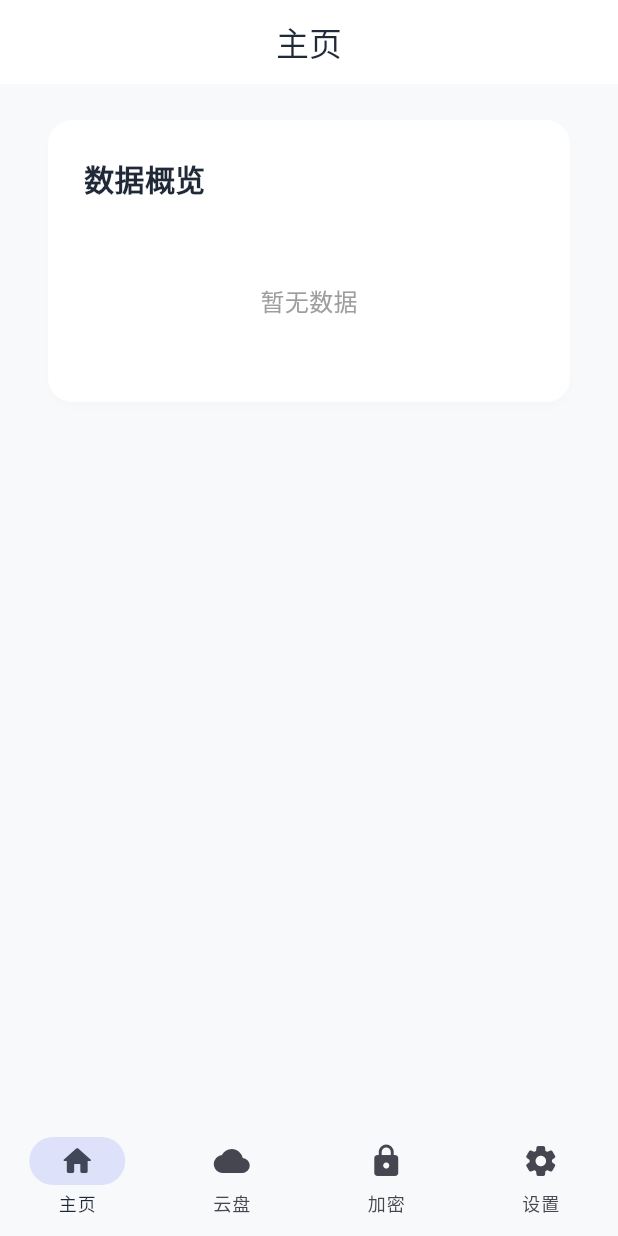
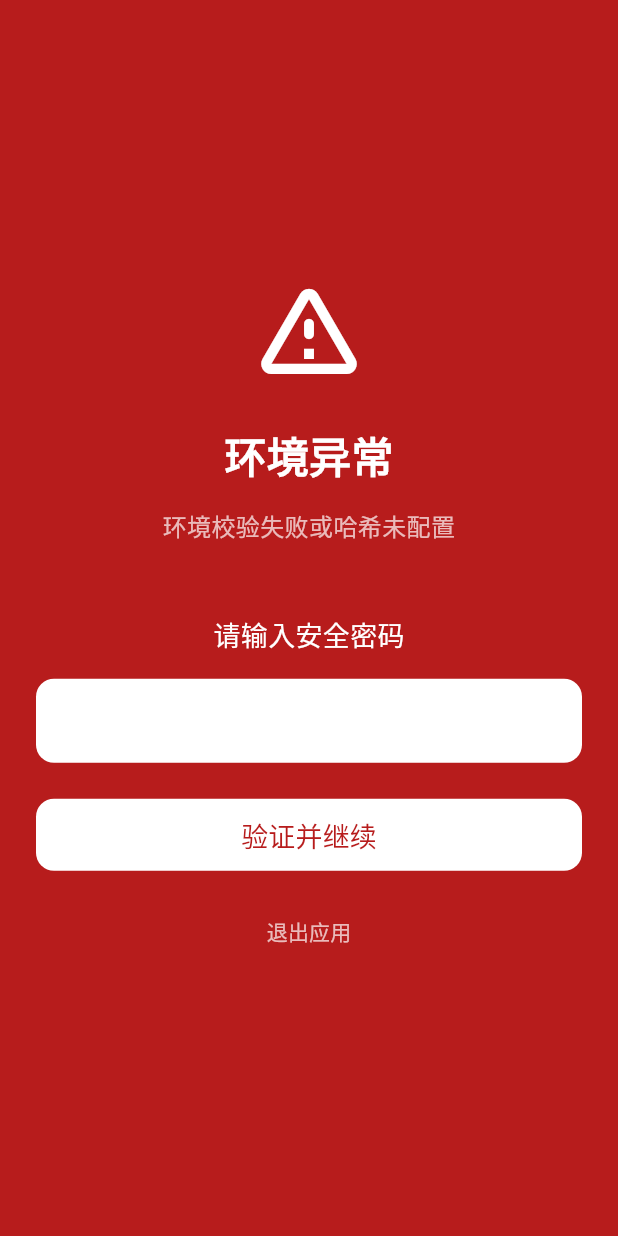
Before and after one commit to whmdg20090421/vault_app, a Flutter app: the screen it shows after launch, on a phone screen of 412 x 824 dp. Run offline on Flutter 3.47's test engine with Material 3 defaults, Android fonts, the light colour scheme and no system bars; our stand-ins replace dio, file_picker, flutter_secure_storage, image_picker, open_filex, package_info_plus and 3 more; missing offline and left inert: pointycastle.

Commit message:
feat: 准备环境
Co-authored-by: traeagent <traeagent@users.noreply.github.com>

```diff
--- a/lib/cloud_drive/webdav_dashboard_page.dart
+++ b/lib/cloud_drive/webdav_dashboard_page.dart
@@ -2,6 +2,7 @@ import 'package:flutter/material.dart';
 import 'webdav_config.dart';
 import 'webdav_state_manager.dart';
 import 'webdav_browser_page.dart'; // We'll modify it slightly to not have a Scaffold if used in a Tab
+import 'sync_settings_dialog.dart';
 
 class WebDAVDashboardPage extends StatefulWidget {
   final WebDavConfig config;
@@ -86,7 +87,7 @@ class _OverviewTab extends StatelessWidget {
                 child: ElevatedButton.icon(
                   onPressed: state.isSyncing
                       ? null
-                      : () => state.startSync(config),
+                      : () => SyncSettingsDialog.show(context, config),
                   icon: state.isSyncing
                       ? const SizedBox(
                           width: 24,
--- a/lib/main.dart
+++ b/lib/main.dart
@@ -18,6 +18,7 @@ import 'theme/app_theme.dart';
 import 'theme/background_settings.dart';
 import 'settings/theme_settings_page.dart';
 import 'encryption/performance_settings_page.dart';
+import 'security/security_check.dart';
 
 Future<void> main() async {
   WidgetsFlutterBinding.ensureInitialized();
@@ -180,6 +181,14 @@ class _MainShellState extends State<MainShell> {
   int _index = 0;
 
   @override
+  void initState() {
+    super.initState();
+    WidgetsBinding.instance.addPostFrameCallback((_) {
+      SecurityCheck.performCheck(context);
+    });
+  }
+
+  @override
   Widget build(BuildContext context) {
     final pages = const [
       HomePage(),
--- /dev/null
+++ b/lib/security/security_check.dart
@@ -0,0 +1,171 @@
+import 'dart:convert';
+import 'dart:io';
+import 'package:flutter/material.dart';
+import 'package:flutter/services.dart';
+import 'package:crypto/crypto.dart';
+
+class SecurityCheck {
+  static const MethodChannel _channel = MethodChannel('vault/security');
+
+  // Hardcoded expected hashes (you can update these before release)
+  // Example: 'your_expected_apk_hash_here'
+  static const String expectedApkHash = '';
+  static const String expectedSignatureHash = '';
+
+  static Future<void> performCheck(BuildContext context) async {
+    if (!Platform.isAndroid) return;
+
+    try {
+      final apkHash = await _channel.invokeMethod<String>('getApkHash') ?? '';
+      final signatureHash = await _channel.invokeMethod<String>('getSignatureHash') ?? '';
+
+      print('Current APK Hash: $apkHash');
+      print('Current Signature Hash: $signatureHash');
+
+      // If expected hashes are empty, we might skip or fail. For security, we should fail if mismatch.
+      // But since they are empty initially, we should only check if they are explicitly set,
+      // or we can hardcode them later.
+      // Wait, the requirement says "if these two have any mismatch, terminate all processes...".
+      // Let's assume we need to fail if they don't match the expected ones.
+      // Since we don't know the exact hashes before building the release APK,
+      // we will use the logic: if expected is not empty and doesn't match, or if it's empty (strict mode).
+      // Let's just compare them to expectedApkHash and expectedSignatureHash.
+      // If the expected hashes are empty in development, we'll trigger the alert so the user sees it works,
+      // and they can use the security password to bypass it.
+
+      bool isMatch = true;
+      if (expectedApkHash.isNotEmpty && apkHash != expectedApkHash) {
+        isMatch = false;
+      }
+      if (expectedSignatureHash.isNotEmpty && signatureHash != expectedSignatureHash) {
+        isMatch = false;
+      }
+
+      // If both expected are empty, we assume it's a mismatch to enforce the check in dev,
+      // OR we can bypass. The prompt says "如果这两个有任意不匹配".
+      if (expectedApkHash.isEmpty || expectedSignatureHash.isEmpty || !isMatch) {
+        // Mismatch!
+        _showErrorScreen(context, "环境校验失败或哈希未配置");
+      }
+    } catch (e) {
+      _showErrorScreen(context, "环境检测异常: $e");
+    }
+  }
+
+  static void _showErrorScreen(BuildContext context, String errorDetails) {
+    // Show a full screen dialog that cannot be dismissed
+    showGeneralDialog(
+      context: context,
+      barrierDismissible: false,
+      barrierColor: Colors.black,
+      pageBuilder: (context, animation, secondaryAnimation) {
+        return PopScope(
+          canPop: false,
+          child: Scaffold(
+            backgroundColor: Colors.red.shade900,
+            body: SafeArea(
+              child: Center(
+                child: Padding(
+                  padding: const EdgeInsets.all(24.0),
+                  child: _SecurityPasswordWidget(errorDetails: errorDetails),
+                ),
+              ),
+            ),
+          ),
+        );
+      },
+    );
+  }
+}
+
+class _SecurityPasswordWidget extends StatefulWidget {
+  final String errorDetails;
+
+  const _SecurityPasswordWidget({required this.errorDetails});
+
+  @override
+  State<_SecurityPasswordWidget> createState() => _SecurityPasswordWidgetState();
+}
+
+class _SecurityPasswordWidgetState extends State<_SecurityPasswordWidget> {
+  final TextEditingController _controller = TextEditingController();
+  bool _hasError = false;
+
+  void _verify() {
+    final input = _controller.text;
+    final bytes = utf8.encode(input);
+    final digest = sha256.convert(bytes);
+
+    // Obfuscated password hash for Whm20090421
+    if (digest.toString() == '3d959cdcef27a62da201457b3f872b874e5b950e14f8b189f7625934327629db') {
+      Navigator.of(context).pop(); // Dismiss the full screen error
+    } else {
+      setState(() {
+        _hasError = true;
+      });
+      // Optionally terminate process on wrong password after some attempts
+      // SystemNavigator.pop();
+    }
+  }
+
+  @override
+  Widget build(BuildContext context) {
+    return Column(
+      mainAxisAlignment: MainAxisAlignment.center,
+      children: [
+        const Icon(Icons.warning_amber_rounded, color: Colors.white, size: 80),
+        const SizedBox(height: 24),
+        const Text(
+          '环境异常',
+          style: TextStyle(color: Colors.white, fontSize: 28, fontWeight: FontWeight.bold),
+        ),
+        const SizedBox(height: 16),
+        Text(
+          widget.errorDetails,
+          style: const TextStyle(color: Colors.white70, fontSize: 16),
+          textAlign: TextAlign.center,
+        ),
+        const SizedBox(height: 48),
+        const Text(
+          '请输入安全密码',
+          style: TextStyle(color: Colors.white, fontSize: 18),
+        ),
+        const SizedBox(height: 16),
+        TextField(
+          controller: _controller,
+          obscureText: true,
+          style: const TextStyle(color: Colors.black),
+          decoration: InputDecoration(
+            filled: true,
+            fillColor: Colors.white,
+            errorText: _hasError ? '密码错误' : null,
+            border: OutlineInputBorder(
+              borderRadius: BorderRadius.circular(8),
+            ),
+          ),
+          onSubmitted: (_) => _verify(),
+        ),
+        const SizedBox(height: 24),
+        SizedBox(
+          width: double.infinity,
+          height: 48,
+          child: ElevatedButton(
+            onPressed: _verify,
+            style: ElevatedButton.styleFrom(
+              backgroundColor: Colors.white,
+              foregroundColor: Colors.red.shade900,
+            ),
+            child: const Text('验证并继续', style: TextStyle(fontSize: 18)),
+          ),
+        ),
+        const SizedBox(height: 16),
+        TextButton(
+          onPressed: () {
+            SystemNavigator.pop();
+          },
+          child: const Text('退出应用', style: TextStyle(color: Colors.white70)),
+        ),
+      ],
+    );
+  }
+}
```
Also changed, not shown: lib/cloud_drive/sync_settings_dialog.dart (added, +367 -0 lines), 1 other file.
